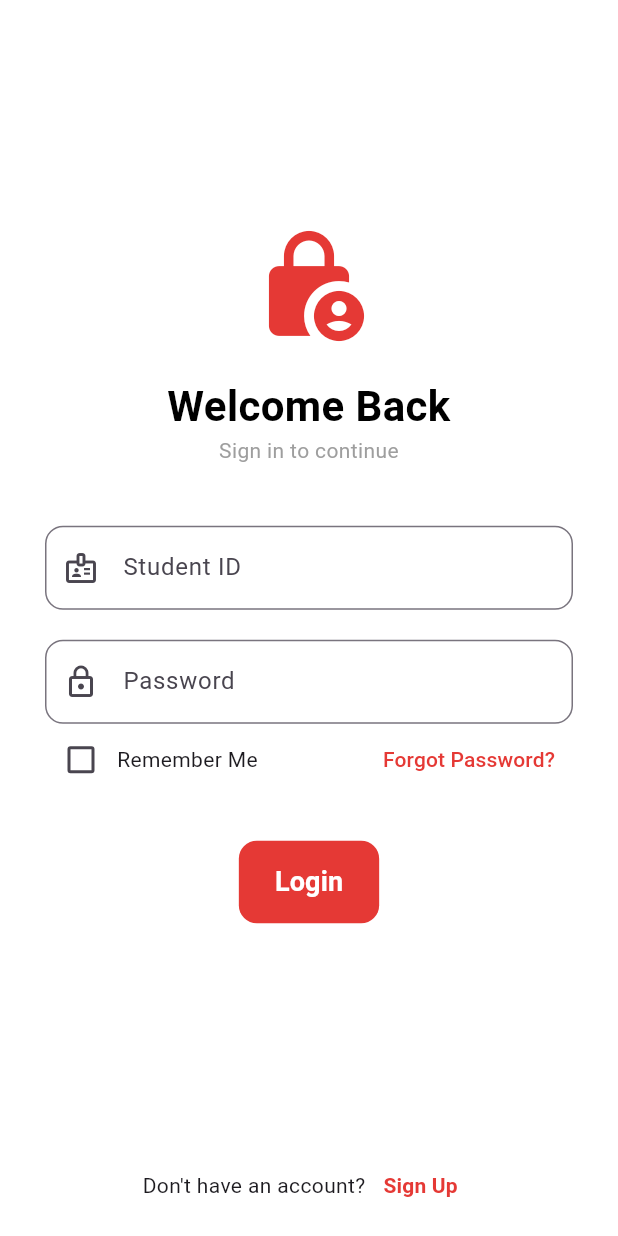
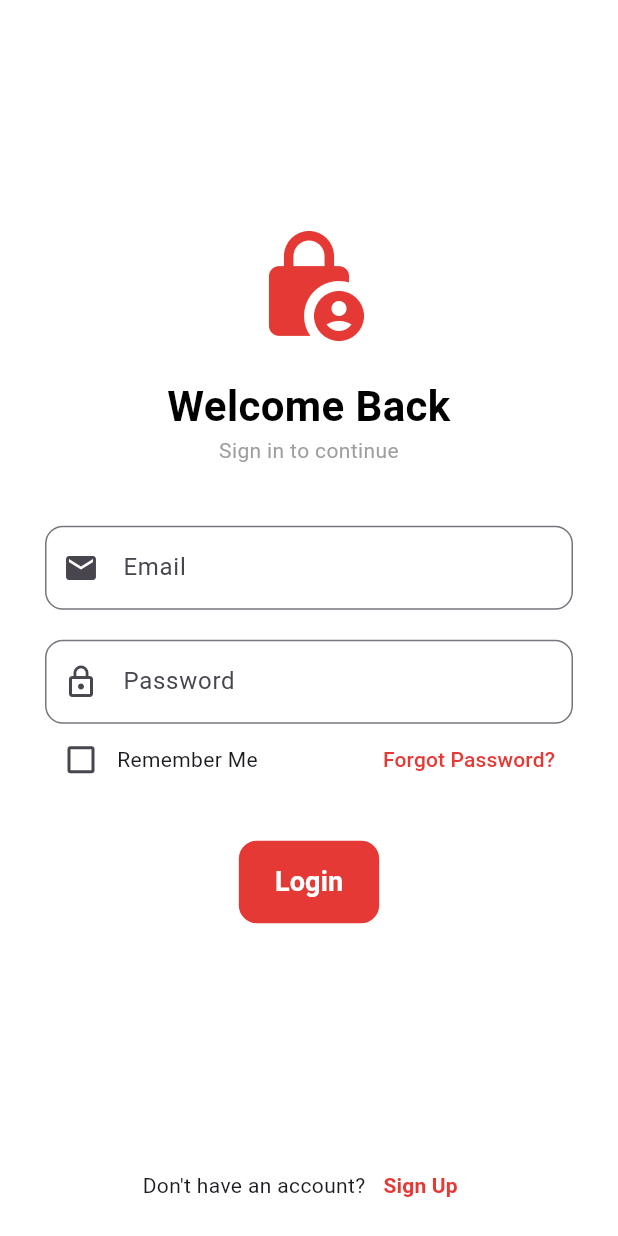
Before and after one commit to adityasaha03/AUSTmate, a Flutter app: the screen it shows after launch, on a phone screen of 412 x 824 dp. Run offline on Flutter 3.47's test engine with Material 3 defaults, Android fonts, the phone set to English and light mode, and no system bars.

Commit message:
Update login_page.dart

```diff
--- a/austmate/lib/pages/login_page.dart
+++ b/austmate/lib/pages/login_page.dart
@@ -48,8 +48,9 @@ class _LoginPageState extends State<LoginPage> {
 
               TextField(
                 decoration: InputDecoration(
-                  labelText: "Student ID",
-                  prefixIcon: const Icon(Icons.badge_outlined),
+                  labelText: "Email",
+                  //prefixIcon: Icon(Icons.badge_outlined),
+                  prefixIcon: Icon(Icons.email),
                   border: OutlineInputBorder(
                     borderRadius: BorderRadius.circular(12),
                   ),
```
